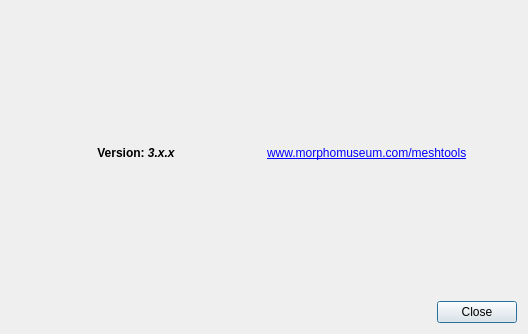
First picture: the form in Qt/mqAboutDialog.ui, repository morphomuseum/ISE-MeshTools, before the edit.
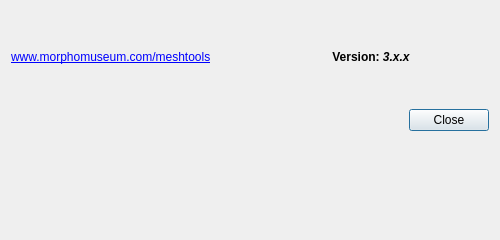
Second picture: the form after the edit. Icons and pictures are not drawn.

The edit to the form file:
```diff
--- a/Qt/mqAboutDialog.ui
+++ b/Qt/mqAboutDialog.ui
@@ -6,8 +6,8 @@
    <rect>
     <x>0</x>
     <y>0</y>
-    <width>528</width>
-    <height>334</height>
+    <width>500</width>
+    <height>240</height>
    </rect>
   </property>
   <property name="sizePolicy">
@@ -25,6 +25,16 @@
   <layout class="QVBoxLayout" name="verticalLayout">
    <item>
     <layout class="QHBoxLayout" name="horizontalLayout" stretch="0,0">
+     <item>
+      <widget class="QLabel" name="label_2">
+       <property name="text">
+        <string>&lt;a href=\&quot;http://www.morphomuseum.com/meshtools\&quot;&gt;www.morphomuseum.com/meshtools&lt;/a&gt;</string>
+       </property>
+       <property name="textFormat">
+        <enum>Qt::RichText</enum>
+       </property>
+      </widget>
+     </item>
      <item>
       <widget class="QLabel" name="VersionLabel">
        <property name="text">
@@ -38,16 +48,6 @@
        </property>
       </widget>
      </item>
-     <item>
-      <widget class="QLabel" name="label_2">
-       <property name="text">
-        <string>&lt;a href=\&quot;http://www.morphomuseum.com/meshtools\&quot;&gt;www.morphomuseum.com/meshtools&lt;/a&gt;</string>
-       </property>
-       <property name="textFormat">
-        <enum>Qt::RichText</enum>
-       </property>
-      </widget>
-     </item>
     </layout>
    </item>
    <item>
@@ -57,6 +57,16 @@
      </property>
     </widget>
    </item>
+   <item>
+    <widget class="QLabel" name="Image">
+     <property name="text">
+      <string/>
+     </property>
+     <property name="pixmap">
+      <pixmap resource="RC/mqui.qrc">:/Icons/MeshTools.ico</pixmap>
+     </property>
+    </widget>
+   </item>
   </layout>
  </widget>
  <resources>
```
Left out of the diff: 2 changed lines with no effect on the pictures.
